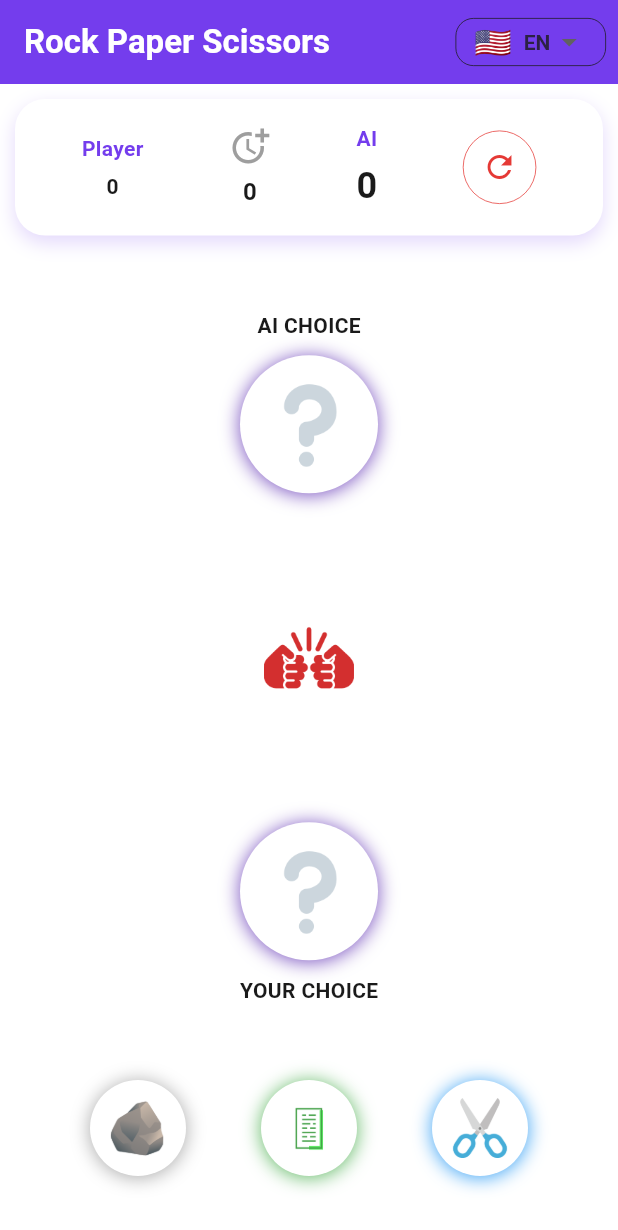
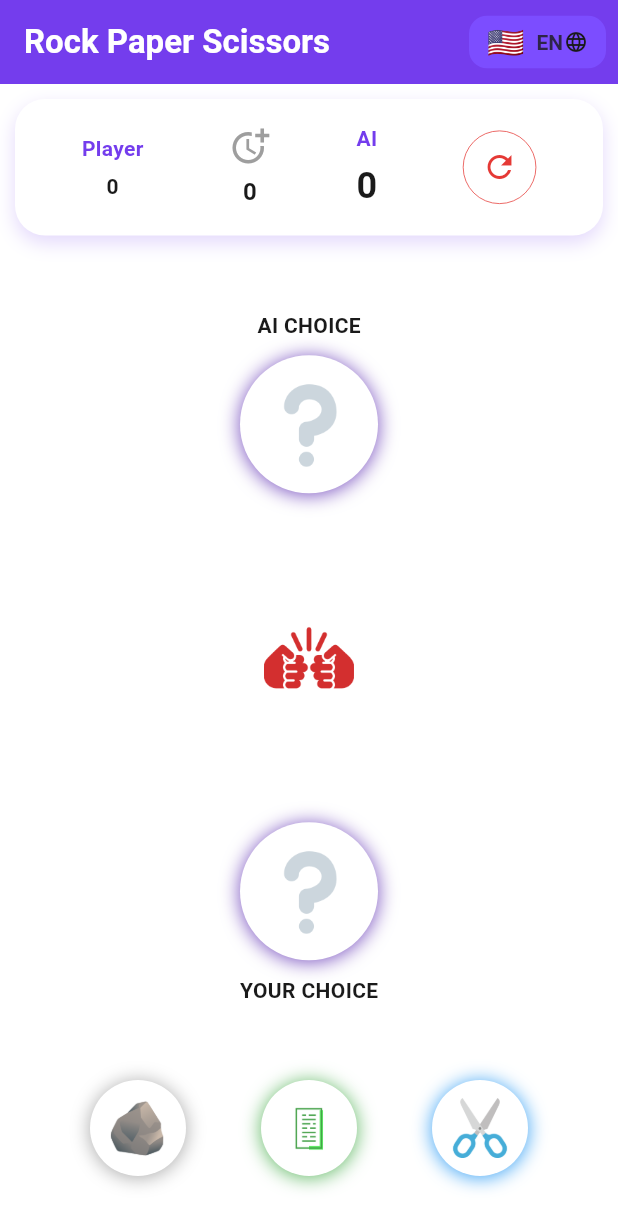
Before and after one commit to dididnk/rock_paper_scissor, a Flutter app: the screen it shows after launch, on a phone screen of 412 x 824 dp. Shown: the top 1230 px of the screen. Run offline on Flutter 3.47's test engine with Material 3 defaults, Android fonts, the phone set to English and light mode, and no system bars; our stand-ins replace loading_animation_widget.

Commit message:
fix colors

```diff
--- a/rock_paper_scissors/lib/widgets/language_widget.dart
+++ b/rock_paper_scissors/lib/widgets/language_widget.dart
@@ -18,14 +18,11 @@ class LanguageWidget extends StatelessWidget {
 
     return Container(
       margin: const EdgeInsets.only(right: 8.0),
-      height: 32.0,
+      height: 35.0,
       padding: const EdgeInsets.symmetric(horizontal: 12.0),
       decoration: BoxDecoration(
         borderRadius: BorderRadius.circular(12),
-        border: Border.all(
-          color: Theme.of(context).colorScheme.onSurface,
-          width: 0.5,
-        ),
+        color: Theme.of(context).colorScheme.secondary,
       ),
       child: DropdownButtonHideUnderline(
         child: DropdownButton<Locale>(
@@ -33,6 +30,11 @@ class LanguageWidget extends StatelessWidget {
           elevation: 8,
           borderRadius: BorderRadius.circular(12),
           dropdownColor: Theme.of(context).colorScheme.surface,
+          icon: Icon(
+            Icons.language,
+            color: Theme.of(context).colorScheme.onSurface,
+            size: 16,
+          ),
           style: TextStyle(
             color: Theme.of(context).colorScheme.onSurface,
             fontWeight: FontWeight.bold,
```
